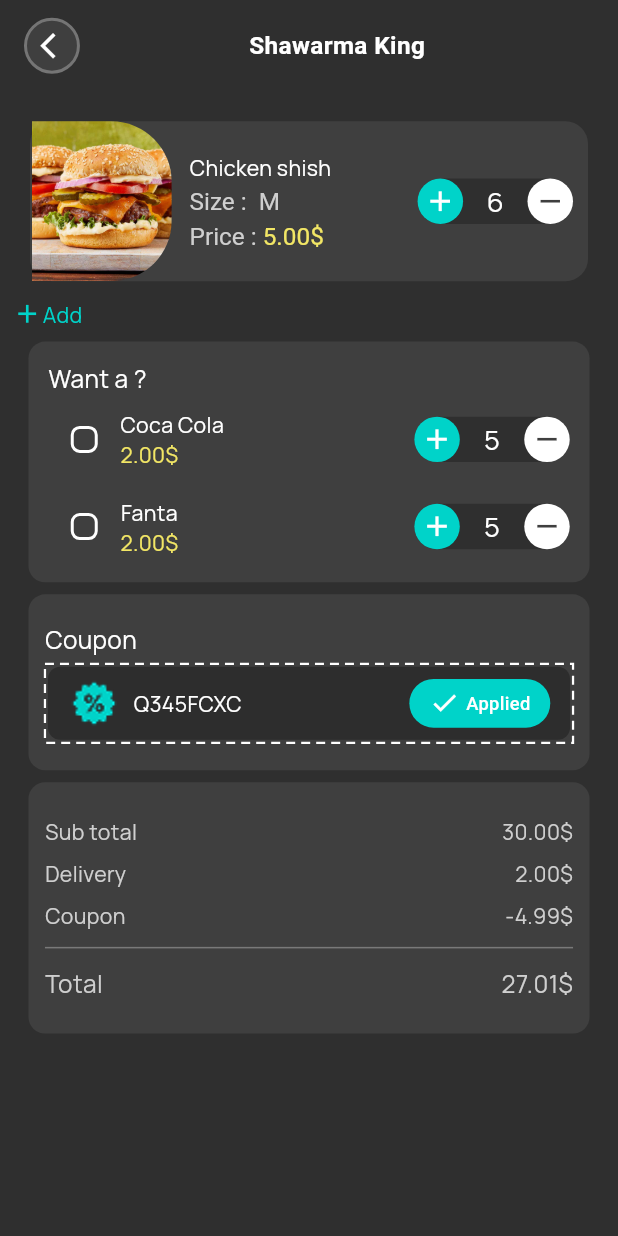
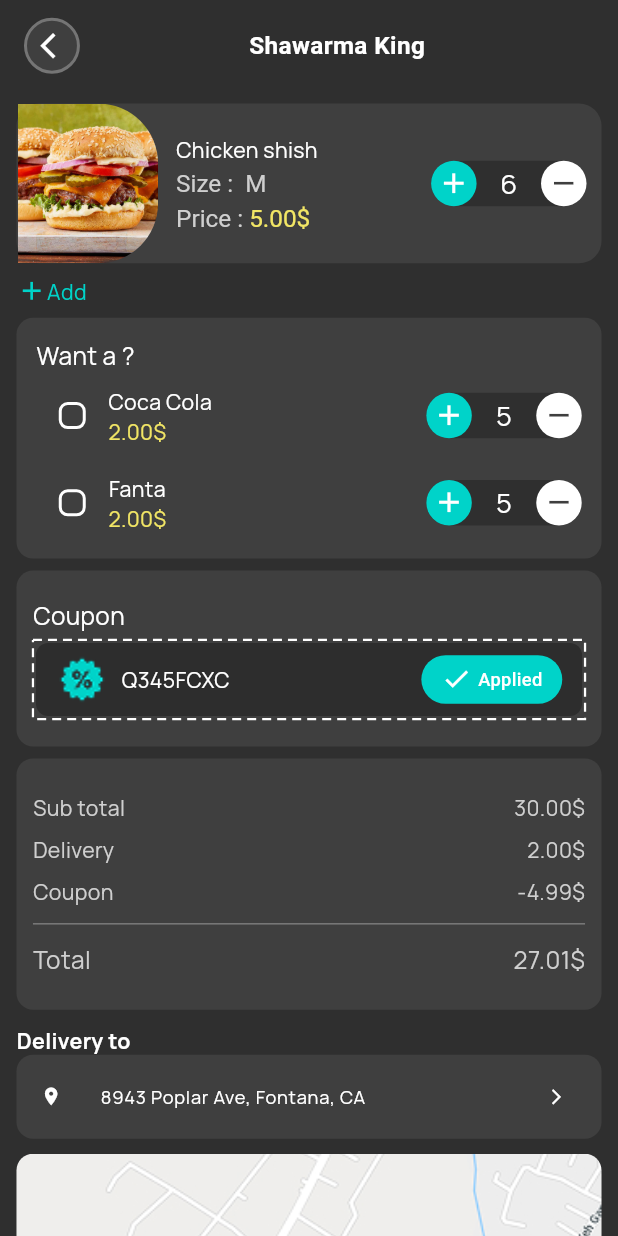
Before and after one commit to AliHmdan/breeze_food, a Flutter app: the screen it shows after launch, after a tap on the "add" icon, on a phone screen of 412 x 824 dp. Run offline on Flutter 3.47's test engine with Material 3 defaults, Android fonts, the light colour scheme and no system bars; drawn by our look-alikes of dotted_border; our stand-ins replace carousel_slider, dio, equatable, flutter_bloc, flutter_rating_bar, flutter_screenutil and 4 more; project files that could hold a hidden picture were left out.

Commit message:
map request

```diff
--- a/lib/presentation/screens/add_order/request_order.dart
+++ b/lib/presentation/screens/add_order/request_order.dart
@@ -1,13 +1,17 @@
 import 'package:breezefood/core/constans/color.dart';
 import 'package:breezefood/presentation/widgets/add_order/custom_add.dart';
+import 'package:breezefood/presentation/widgets/home/custom_title_section.dart';
 import 'package:breezefood/presentation/widgets/request_order/coupon.dart';
+import 'package:breezefood/presentation/widgets/request_order/custom_buttom_map.dart';
 import 'package:breezefood/presentation/widgets/request_order/meal_card.dart';
 import 'package:breezefood/presentation/widgets/request_order/total.dart';
 import 'package:breezefood/presentation/widgets/title/custom_sub_title.dart';
 import 'package:flutter/material.dart';
 import 'package:flutter_screenutil/flutter_screenutil.dart';
 
+import '../../widgets/request_order/delvery_location.dart';
 import '../../widgets/request_order/product_option.dart';
+import '../../widgets/request_order/title_location.dart';
 import '../../widgets/title/custom_appbar_profile.dart';
 
 class RequestOrder extends StatefulWidget {
@@ -41,10 +45,11 @@ class _RequestOrderState extends State<RequestOrder> {
       ),
       body: SingleChildScrollView(
         child: Padding(
-          padding: const EdgeInsets.symmetric(horizontal: 8, vertical: 8),
+          padding: EdgeInsets.symmetric(horizontal: 10.w, vertical: 8.h),
           child: Column(
             children: [
               MealCard(),
+              SizedBox(height: 8),
               Row(
                 children: [
                   Icon(Icons.add, color: AppColor.primaryColor, size: 20.sp),
@@ -55,12 +60,12 @@ class _RequestOrderState extends State<RequestOrder> {
                   ),
                 ],
               ),
-              SizedBox(height: 8,),
+              SizedBox(height: 8),
               Container(
-                margin: EdgeInsets.symmetric(horizontal: 10.w,),
+                // margin: EdgeInsets.symmetric(horizontal: 10.w),
                 padding: EdgeInsets.all(12.w),
                 decoration: BoxDecoration(
-                  color: AppColor.black, // لون الخلفية الداكن
+                  color: AppColor.black,
                   borderRadius: BorderRadius.circular(11.r),
                 ),
                 child: Column(
@@ -71,34 +76,38 @@ class _RequestOrderState extends State<RequestOrder> {
                       color: AppColor.white,
                       fontsize: 16.sp,
                     ),
-                    SizedBox(height: 5,),
+                    SizedBox(height: 5),
                     ProudectOption(),
                   ],
                 ),
               ),
-              SizedBox(height: 8,),
+              SizedBox(height: 8),
               Container(
-                margin: EdgeInsets.symmetric(horizontal: 10.w),
-                padding: EdgeInsets.symmetric(vertical: 18.h,horizontal: 10.w),
+                // margin: EdgeInsets.symmetric(horizontal: 10.w),
+                padding: EdgeInsets.symmetric(vertical: 18.h, horizontal: 10.w),
                 decoration: BoxDecoration(
-                  color: AppColor.black, // لون الخلفية الداكن
+                  color: AppColor.black,
                   borderRadius: BorderRadius.circular(11.r),
                 ),
-                child: Column(  crossAxisAlignment: CrossAxisAlignment.start,
+                child: Column(
+                  crossAxisAlignment: CrossAxisAlignment.start,
                   children: [
-                    CustomSubTitle(subtitle: "Coupon", color: AppColor.white, fontsize: 16.sp),
-                    SizedBox(height: 5,),
-                    CouponCard(code: "Q345FCXC")
-
+                    CustomSubTitle(
+                      subtitle: "Coupon",
+                      color: AppColor.white,
+                      fontsize: 16.sp,
+                    ),
+                    SizedBox(height: 5),
+                    CouponCard(code: "Q345FCXC"),
                   ],
                 ),
               ),
-              SizedBox(height: 8,),
+              SizedBox(height: 8),
               Container(
-                margin: EdgeInsets.symmetric(horizontal: 10.w),
-                padding: EdgeInsets.symmetric(vertical: 18.h,horizontal: 10.w),
+                // margin: EdgeInsets.symmetric(horizontal: 10.w),
+                padding: EdgeInsets.symmetric(vertical: 18.h, horizontal: 10.w),
                 decoration: BoxDecoration(
-                  color: AppColor.black, // لون الخلفية الداكن
+                  color: AppColor.black,
                   borderRadius: BorderRadius.circular(11.r),
                 ),
                 child: Column(
@@ -112,8 +121,22 @@ class _RequestOrderState extends State<RequestOrder> {
                   ],
                 ),
               ),
+              SizedBox(height: 10),
+              CustomTitleSection(title: "Delivery to"),
+              const TitleLocation(),
+              SizedBox(height: 10),
+              DeliveryLocationCard(),
+              SizedBox(height: 10),
+              Row(
+                children: [
+                  // Floor number
+                 CustomButtomMap(title: "Floor number",),
+                  SizedBox(width: 8.w),
 
-
+                  // Door number
+                  CustomButtomMap(title: "Door number",),
+                ],
+              )
             ],
           ),
         ),
--- /dev/null
+++ b/lib/presentation/widgets/request_order/custom_buttom_map.dart
@@ -0,0 +1,30 @@
+import 'package:flutter/material.dart';
+import 'package:flutter_screenutil/flutter_screenutil.dart';
+
+import '../../../core/constans/color.dart';
+
+class CustomButtomMap extends StatelessWidget {
+  final String title;
+  const CustomButtomMap({super.key, required this.title});
+
+  @override
+  Widget build(BuildContext context) {
+    return Container(
+      width: 93.w,
+      height: 40.h,
+      child: TextField(
+        decoration: InputDecoration(
+          hintText: title,
+          hintStyle: TextStyle(color: AppColor.LightActive, fontSize: 12.sp),
+          filled: true,
+          fillColor: Colors.white,
+          contentPadding: EdgeInsets.symmetric(horizontal: 8.w, vertical: 8.h),
+          border: OutlineInputBorder(
+            borderRadius: BorderRadius.circular(30.r),
+            borderSide: BorderSide.none,
+          ),
+        ),
+      ),
+    );
+  }
+}
--- /dev/null
+++ b/lib/presentation/widgets/request_order/delvery_location.dart
@@ -0,0 +1,31 @@
+import 'package:flutter/material.dart';
+import 'package:flutter_screenutil/flutter_screenutil.dart';
+import '../../../core/constans/color.dart';
+
+
+class DeliveryLocationCard extends StatelessWidget {
+  const DeliveryLocationCard({super.key});
+
+  @override
+  Widget build(BuildContext context) {
+    return Container(
+      decoration: BoxDecoration(
+        borderRadius: BorderRadius.circular(12.r),
+      ),
+      child:
+          // صورة الخريطة
+          ClipRRect(
+            borderRadius: BorderRadius.circular(
+            11.r
+            ),
+            child: Image.asset(
+              "assets/images/Map.jpg", // ضع صورة الخريطة هنا
+              width: double.infinity,
+              height: 150.h,
+              fit: BoxFit.cover,
+            ),
+          ),
+
+    );
+  }
+}
--- a/lib/presentation/widgets/request_order/meal_card.dart
+++ b/lib/presentation/widgets/request_order/meal_card.dart
@@ -17,7 +17,7 @@ class _MealCardState extends State<MealCard> {
   @override
   Widget build(BuildContext context) {
     return Container(
-      margin: const EdgeInsets.all(12),
+      // margin: const EdgeInsets.all(12),
       padding: const EdgeInsets.only(left: 1,right: 10),
       decoration: BoxDecoration(
         color: AppColor.black,
--- /dev/null
+++ b/lib/presentation/widgets/request_order/title_location.dart
@@ -0,0 +1,38 @@
+import 'package:flutter/material.dart';
+import 'package:flutter_screenutil/flutter_screenutil.dart';
+
+import '../../../core/constans/color.dart';
+import '../title/custom_sub_title.dart';
+
+class TitleLocation extends StatelessWidget {
+  const TitleLocation({super.key});
+
+  @override
+  Widget build(BuildContext context) {
+    return  Container(
+
+      decoration: BoxDecoration(
+        color: AppColor.black,
+        borderRadius: BorderRadius.circular(11.r),
+      ),
+      child: ListTile(
+        leading: Icon(
+          Icons.location_on,
+          color: AppColor.white,
+          size: 14.sp,
+        ),
+        title: CustomSubTitle(
+          subtitle:
+          "8943 Poplar Ave, Fontana, CA",
+          color: AppColor.white,
+          fontsize: 12.sp,
+        ),
+        trailing:Icon(
+          Icons.arrow_forward_ios,
+          color: AppColor.white,
+          size: 12.sp,
+        ),
+      ),
+    );
+  }
+}
--- a/pubspec.yaml
+++ b/pubspec.yaml
@@ -28,6 +28,7 @@ dependencies:
   flutter_rating_bar: ^4.0.1
   flutter_slidable: ^4.0.0
   dotted_border: ^3.1.0
+  google_maps_flutter: ^2.13.1
 
 dev_dependencies:
   flutter_test:
```
Also changed, not shown: assets/images/Map.jpg (added), pubspec.lock.
